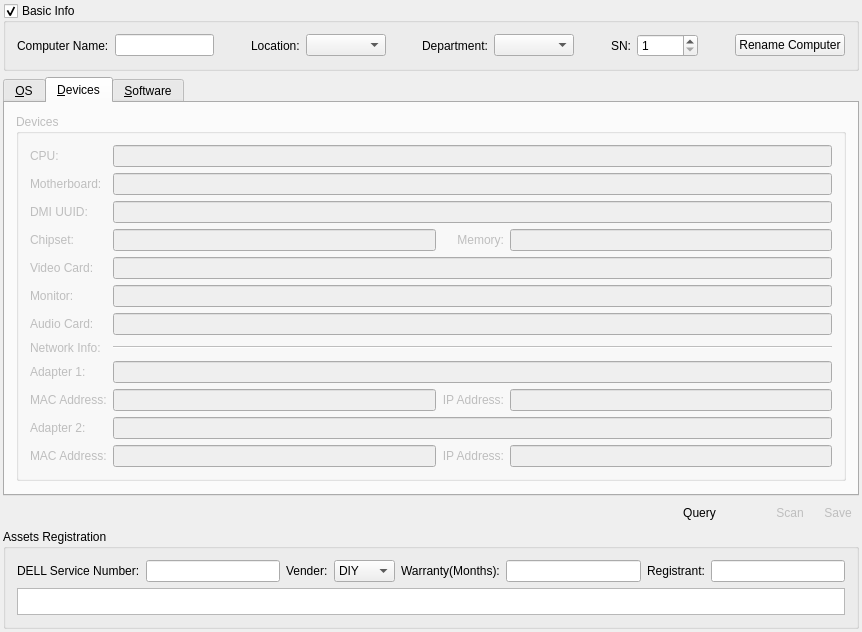
Above: APP/src/plugins/systeminfo/systeminfo.ui from RallyWRT/qtapplications before the change. Below: the same form after it.
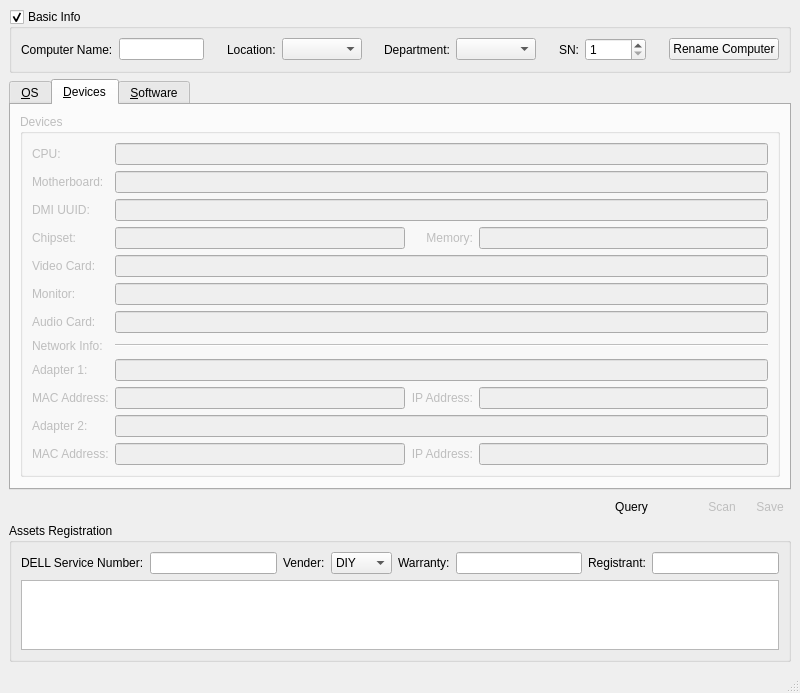
That is the form after the change. Icons and pictures are not drawn.

Diff of the .ui file:
```diff
--- a/APP/src/plugins/systeminfo/systeminfo.ui
+++ b/APP/src/plugins/systeminfo/systeminfo.ui
@@ -1,28 +1,20 @@
 <?xml version="1.0" encoding="UTF-8"?>
 <ui version="4.0">
  <class>SystemInfoMainWindowUI</class>
- <widget class="QWidget" name="SystemInfoMainWindowUI">
+ <widget class="QMainWindow" name="SystemInfoMainWindowUI">
   <property name="geometry">
    <rect>
     <x>0</x>
     <y>0</y>
-    <width>862</width>
-    <height>592</height>
+    <width>800</width>
+    <height>646</height>
    </rect>
   </property>
-  <property name="sizePolicy">
-   <sizepolicy hsizetype="Expanding" vsizetype="Expanding">
-    <horstretch>0</horstretch>
-    <verstretch>0</verstretch>
-   </sizepolicy>
-  </property>
   <property name="windowTitle">
    <string>System Management</string>
   </property>
-  <layout class="QGridLayout" name="gridLayout_4">
-   <property name="margin">
-    <number>3</number>
-   </property>
+  <widget class="QWidget" name="centralwidget">
+   <layout class="QGridLayout" name="gridLayout_3">
    <item row="0" column="0">
     <widget class="QGroupBox" name="groupBoxBasicSettings_2">
      <property name="title">
@@ -183,80 +175,7 @@
      </layout>
     </widget>
    </item>
-   <item row="4" column="0">
-    <widget class="QGroupBox" name="groupBox_2">
-     <property name="minimumSize">
-      <size>
-       <width>0</width>
-       <height>100</height>
-      </size>
-     </property>
-     <property name="title">
-      <string>Assets Registration </string>
-     </property>
-     <layout class="QGridLayout" name="gridLayout">
-      <item row="0" column="6">
-       <widget class="QLabel" name="label_5">
-        <property name="text">
-         <string>Registrant:</string>
-        </property>
-       </widget>
-      </item>
-      <item row="0" column="0">
-       <widget class="QLabel" name="label">
-        <property name="text">
-         <string>DELL Service Number:</string>
-        </property>
-       </widget>
-      </item>
-      <item row="0" column="1">
-       <widget class="QLineEdit" name="lineEditDellServiceNumber"/>
-      </item>
-      <item row="0" column="2">
-       <widget class="QLabel" name="label_3">
-        <property name="text">
-         <string>Vender:</string>
-        </property>
-       </widget>
-      </item>
-      <item row="0" column="3">
-       <widget class="QComboBox" name="comboBoxVender">
-        <item>
-         <property name="text">
-          <string>DIY</string>
-         </property>
-        </item>
-        <item>
-         <property name="text">
-          <string>DELL</string>
-         </property>
-        </item>
-       </widget>
-      </item>
-      <item row="0" column="5">
-       <widget class="QLineEdit" name="lineEditWarranty"/>
-      </item>
-      <item row="0" column="4">
-       <widget class="QLabel" name="label_4">
-        <property name="text">
-         <string>Warranty(Months):</string>
-        </property>
-       </widget>
-      </item>
-      <item row="0" column="7">
-       <widget class="QLineEdit" name="lineEditRegistrant">
-        <property name="readOnly">
-         <bool>true</bool>
-        </property>
-       </widget>
-      </item>
-      <item row="1" column="0" colspan="8">
-       <widget class="QTextEdit" name="textEditRemark"/>
-      </item>
-     </layout>
-    </widget>
-   </item>
-   <item row="2" column="0">
+    <item row="1" column="0">
     <widget class="QTabWidget" name="tabWidgetSystemInfo">
      <property name="tabPosition">
       <enum>QTabWidget::North</enum>
@@ -715,7 +634,7 @@
      </widget>
     </widget>
    </item>
-   <item row="3" column="0">
+    <item row="2" column="0">
     <layout class="QHBoxLayout" name="horizontalLayout_2">
      <item>
       <widget class="QLabel" name="labelReportCreationTime">
@@ -818,49 +737,77 @@
      </item>
     </layout>
    </item>
-  </layout>
-  <action name="actionAddAdmin">
+    <item row="3" column="0">
+     <widget class="QGroupBox" name="groupBox_2">
+      <property name="title">
+       <string>Assets Registration </string>
+      </property>
+      <layout class="QGridLayout" name="gridLayout">
+       <item row="0" column="6">
+        <widget class="QLabel" name="label_5">
    <property name="text">
-    <string>Add Admin</string>
-   </property>
-   <property name="toolTip">
-    <string>Add user to local admin group</string>
-   </property>
-  </action>
-  <action name="actionDeleteAdmin">
+          <string>Registrant:</string>
+         </property>
+        </widget>
+       </item>
+       <item row="0" column="0">
+        <widget class="QLabel" name="label">
+         <property name="text">
+          <string>DELL Service Number:</string>
+         </property>
+        </widget>
+       </item>
+       <item row="0" column="1">
+        <widget class="QLineEdit" name="lineEditDellServiceNumber"/>
+       </item>
+       <item row="0" column="2">
+        <widget class="QLabel" name="label_3">
    <property name="text">
-    <string>Delete Admin</string>
-   </property>
-   <property name="toolTip">
-    <string>Delete user from local admin group</string>
-   </property>
-  </action>
- </widget>
- <layoutdefault spacing="6" margin="11"/>
- <tabstops>
-  <tabstop>toolButtonScan</tabstop>
-  <tabstop>toolButtonUpload</tabstop>
-  <tabstop>osVersionLineEdit</tabstop>
-  <tabstop>installationDateLineEdit</tabstop>
-  <tabstop>computerNameLineEdit</tabstop>
-  <tabstop>workgroupLineEdit</tabstop>
-  <tabstop>logicalDrivesComboBox</tabstop>
-  <tabstop>comboBoxSystemUsers</tabstop>
-  <tabstop>cpuLineEdit</tabstop>
-  <tabstop>motherboardLineEdit</tabstop>
-  <tabstop>dmiUUIDLineEdit</tabstop>
-  <tabstop>chipsetLineEdit</tabstop>
-  <tabstop>memoryLineEdit</tabstop>
-  <tabstop>videoCardLineEdit</tabstop>
-  <tabstop>monitorLineEdit</tabstop>
-  <tabstop>audioLineEdit</tabstop>
-  <tabstop>adapter1NameLineEdit</tabstop>
-  <tabstop>adapter1HDAddressLineEdit</tabstop>
-  <tabstop>adapter1IPAddressLineEdit</tabstop>
-  <tabstop>adapter2NameLineEdit</tabstop>
-  <tabstop>adapter2HDAddressLineEdit</tabstop>
-  <tabstop>adapter2IPAddressLineEdit</tabstop>
- </tabstops>
+          <string>Vender:</string>
+         </property>
+        </widget>
+       </item>
+       <item row="0" column="3">
+        <widget class="QComboBox" name="comboBoxVender">
+         <item>
+          <property name="text">
+           <string>DIY</string>
+          </property>
+         </item>
+         <item>
+          <property name="text">
+           <string>DELL</string>
+          </property>
+         </item>
+        </widget>
+       </item>
+       <item row="0" column="5">
+        <widget class="QLineEdit" name="lineEditWarranty"/>
+       </item>
+       <item row="0" column="4">
+        <widget class="QLabel" name="label_4">
+         <property name="text">
+          <string>Warranty:</string>
+         </property>
+        </widget>
+       </item>
+       <item row="0" column="7">
+        <widget class="QLineEdit" name="lineEditRegistrant">
+         <property name="readOnly">
+          <bool>true</bool>
+         </property>
+        </widget>
+       </item>
+       <item row="1" column="0" colspan="8">
+        <widget class="QTextEdit" name="textEditRemark"/>
+       </item>
+      </layout>
+     </widget>
+    </item>
+   </layout>
+  </widget>
+  <widget class="QStatusBar" name="statusbar"/>
+ </widget>
  <resources>
   <include location="systeminfo.qrc"/>
  </resources>
```
Left out of the diff: 11 changed lines with no effect on the pictures. Lines whose indentation alone changed are shown as unchanged.
